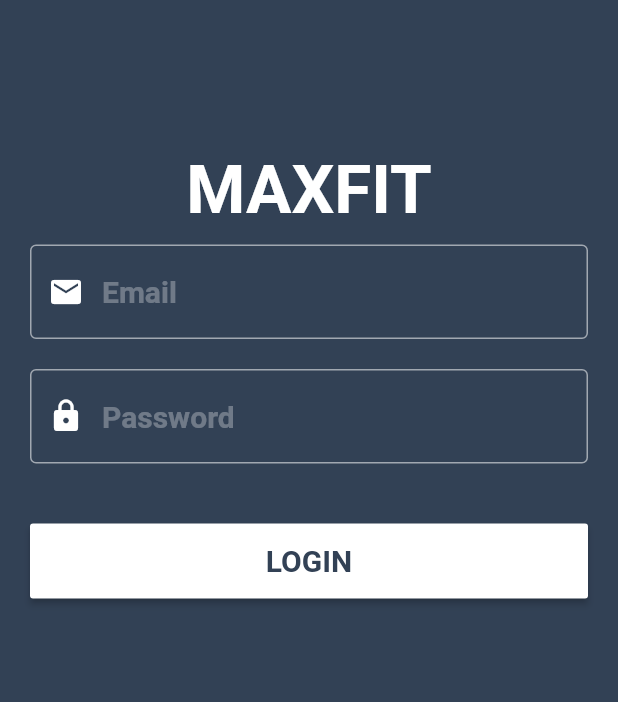
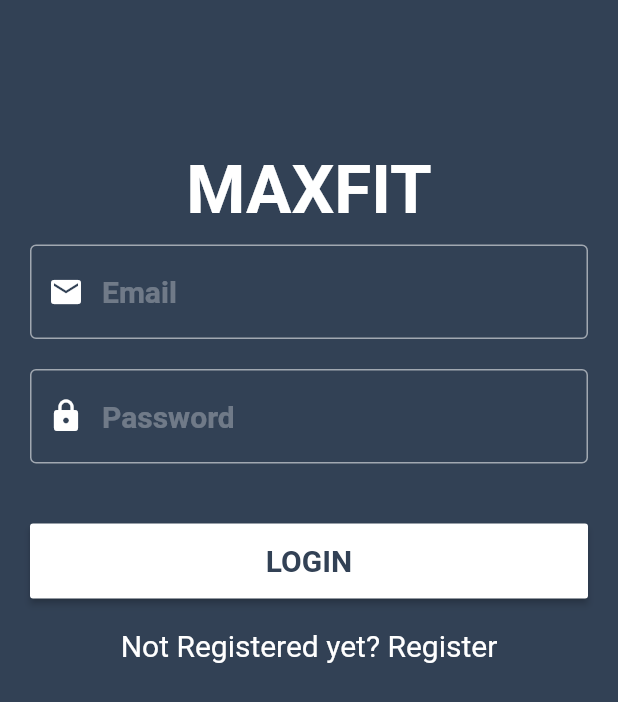
Before and after one commit to ln-sergey/maxfit, a Flutter app: the screen it shows after launch, on a phone screen of 412 x 824 dp. Shown: the top 702 px of the screen. Run offline on Flutter 3.47's test engine with Material 2 defaults, Android fonts, the phone set to English and light mode, and no system bars.

Commit message:
* Add ui register ability

```diff
--- a/lib/main.dart
+++ b/lib/main.dart
@@ -1,6 +1,5 @@
 import 'package:flutter/material.dart';
 import 'package:maxfit/screens/AuthScreen.dart';
-import 'package:maxfit/screens/HomeScreen.dart';
 
 void main() {
   runApp(App());
--- a/lib/screens/AuthScreen.dart
+++ b/lib/screens/AuthScreen.dart
@@ -21,8 +21,34 @@ class _AuthScreenState extends State<AuthScreen> {
         body: Column(
           children: [
             _logo(),
-            _form('LOGIN', _buttonAction),
-          ],
+            showLogin ? Column(
+              children: [
+                _form('LOGIN', _buttonAction),
+                Padding(
+                  padding: EdgeInsets.only(top: 20),
+                  child: GestureDetector(
+                    child: Text('Not Registered yet? Register', style: TextStyle(fontSize: 20, color: Colors.white),),
+                    onTap: () => setState(() {
+                      showLogin = false;
+                    }),
+                  ),
+                )
+              ],
+            ) : Column(
+              children: [
+                _form('REGISTER', _buttonAction),
+                Padding(
+                  padding: EdgeInsets.only(top: 20),
+                  child: GestureDetector(
+                    child: Text('Already Registered? Login!', style: TextStyle(fontSize: 20, color: Colors.white),),
+                    onTap: () => setState(() {
+                      showLogin = true;
+                    }),
+                  ),
+                )
+              ],
+            )
+          ]
         ),
       );
 
```
